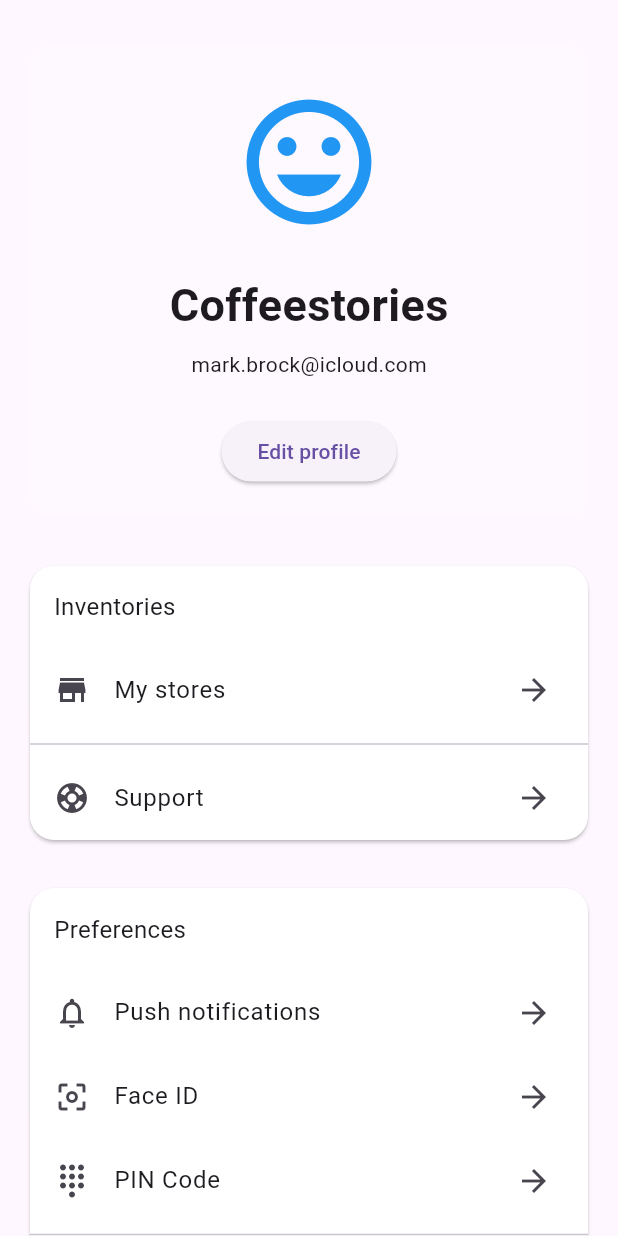
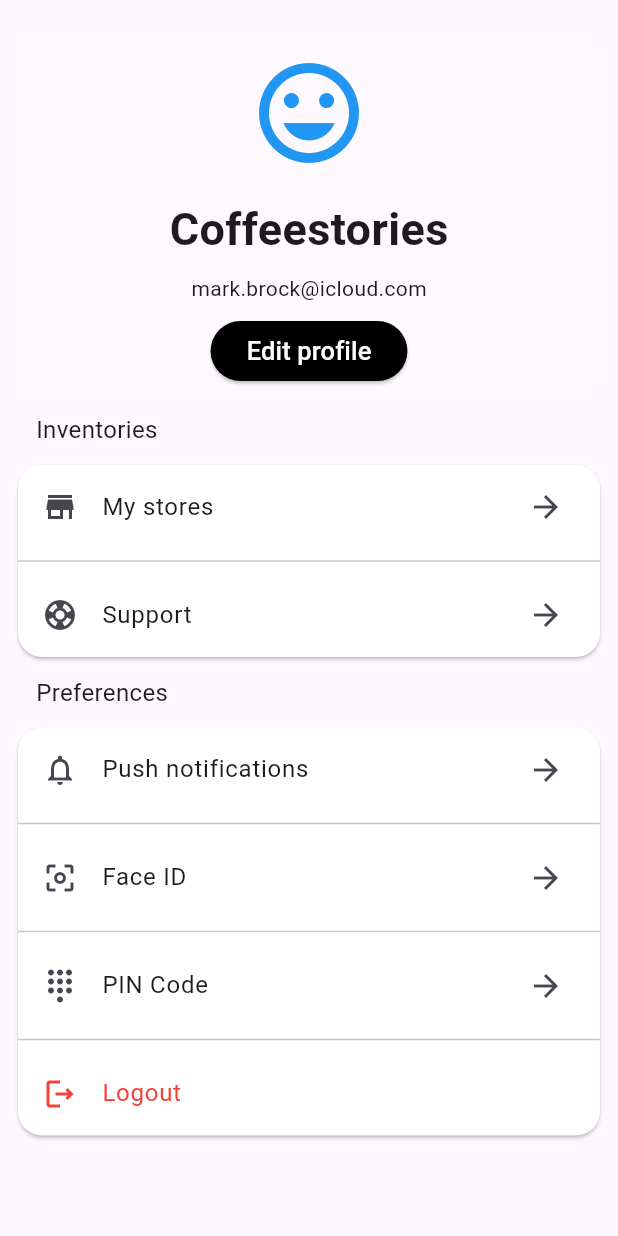
Before and after one commit to EddyArgueta/Tarea2.1, a Flutter app: the screen it shows after launch, on a phone screen of 412 x 824 dp. Run offline on Flutter 3.47's test engine with Material 3 defaults, Android fonts, the phone set to English and light mode, and no system bars.

```diff
--- a/lib/src/encabezado.dart
+++ b/lib/src/encabezado.dart
@@ -12,18 +12,18 @@ class Encabezado extends StatelessWidget {
         borderRadius: BorderRadius.circular(16.0),
       ),
       child: Container(
-        padding: const EdgeInsets.all(20),
+        padding: const EdgeInsets.all(5),
         child: Column(
           children: [
             IconButton(
-              iconSize: 100,
+              iconSize: 80,
               icon: const Icon(
                 Icons.tag_faces_outlined,
                 color: Colors.blue,
               ),
               onPressed: () {},
             ),
-            const SizedBox(height: 16),
+            const SizedBox(height: 8),
             const Text(
               'Coffeestories',
               style: TextStyle(
@@ -38,10 +38,14 @@ class Encabezado extends StatelessWidget {
                 fontSize: 14,
               ),
             ),
-            const SizedBox(height: 24),
+            const SizedBox(height: 8),
             ElevatedButton(
               onPressed: () {},
-              child: const Text('Edit profile'),
+              style: ElevatedButton.styleFrom(
+                backgroundColor: Colors.black,
+                foregroundColor: Colors.white
+              ),
+              child: const Text('Edit profile', style: TextStyle(fontSize: 17),),
             ),
           ],
         ),
--- a/lib/src/inventories.dart
+++ b/lib/src/inventories.dart
@@ -6,7 +6,21 @@ class Inventories extends StatelessWidget {
 
   @override
   Widget build(BuildContext context) {
-    return Card(elevation: 1,
+    return Column(
+      crossAxisAlignment: CrossAxisAlignment.start,
+      children: [
+        const Padding(
+          padding: EdgeInsets.symmetric(horizontal: 16.0),
+          child: Text(
+            'Inventories',
+            style: TextStyle(
+              fontSize: 16,
+            ),
+          ),
+        ),
+        const SizedBox(height: 8),
+        Card(
+          elevation: 1,
           color: Colors.white,
           shape: RoundedRectangleBorder(
             borderRadius: BorderRadius.circular(16.0),
@@ -14,15 +28,6 @@ class Inventories extends StatelessWidget {
           child: const Column(
             crossAxisAlignment: CrossAxisAlignment.start,
             children: [
-          Padding(
-            padding: EdgeInsets.all(16.0),
-            child: Text(
-              'Inventories',
-              style: TextStyle(
-                fontSize: 16,
-              ),
-            ),
-          ),
               CustomListTile(
                 icon: Icons.store,
                 title: 'My stores',
@@ -36,6 +41,8 @@ class Inventories extends StatelessWidget {
               ),
             ],
           ),
+        ),
+      ],
     );
   }
 }
--- a/lib/src/preferences.dart
+++ b/lib/src/preferences.dart
@@ -6,7 +6,20 @@ class Preferences extends StatelessWidget {
 
   @override
   Widget build(BuildContext context) {
-    return Card(
+    return Column(
+      crossAxisAlignment: CrossAxisAlignment.start,
+      children: [
+        const Padding(
+          padding: EdgeInsets.symmetric(horizontal: 16.0),
+          child: Text(
+            'Preferences',
+            style: TextStyle(
+              fontSize: 16,
+            ),
+          ),
+        ),
+        const SizedBox(height: 8),
+        Card(
           elevation: 1,
           color: Colors.white,
           shape: RoundedRectangleBorder(
@@ -15,25 +28,18 @@ class Preferences extends StatelessWidget {
           child: const Column(
             crossAxisAlignment: CrossAxisAlignment.start,
             children: [
-          Padding(
-            padding: EdgeInsets.all(16.0),
-            child: Text(
-              'Preferences',
-              style: TextStyle(
-                fontSize: 16,
-              ),
-            ),
-          ),
               CustomListTile(
                 icon: Icons.notifications_none_outlined,
                 title: 'Push notifications',
                 trailing: Icons.arrow_forward,
               ),
+              Divider(),
               CustomListTile(
                 icon: Icons.center_focus_weak_outlined,
                 title: 'Face ID',
                 trailing: Icons.arrow_forward,
               ),
+              Divider(),
               CustomListTile(
                 icon: Icons.dialpad_sharp,
                 title: 'PIN Code',
@@ -48,6 +54,8 @@ class Preferences extends StatelessWidget {
               ),
             ],
           ),
+        ),
+      ],
     );
   }
 }
--- a/lib/src/principal.dart
+++ b/lib/src/principal.dart
@@ -13,12 +13,12 @@ class Principal extends StatelessWidget {
         toolbarHeight: 10,
       ),
       body: ListView(
-        padding: const EdgeInsets.all(16.0),
+        padding: const EdgeInsets.all(8.0),
         children: const [
           Encabezado(),
-          SizedBox(height: 24),
+          SizedBox(height: 8),
           Inventories(),
-          SizedBox(height: 24),
+          SizedBox(height: 8),
           Preferences(),
         ],
       ),
```
Also changed, not shown: 4 other files. Lines whose indentation alone changed are shown as unchanged.
